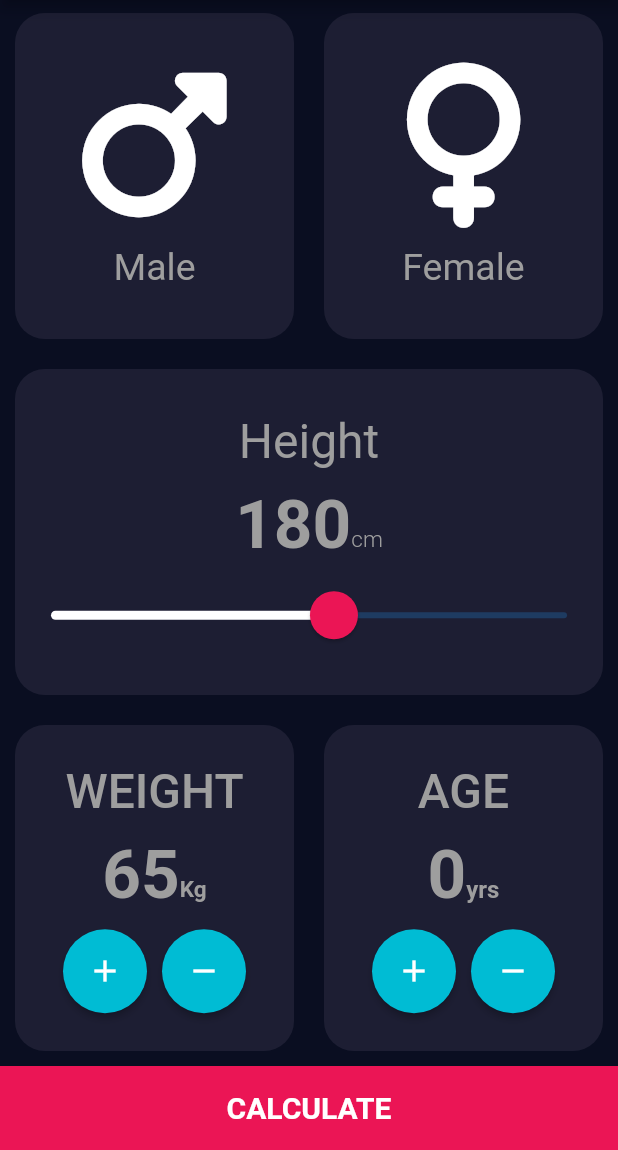
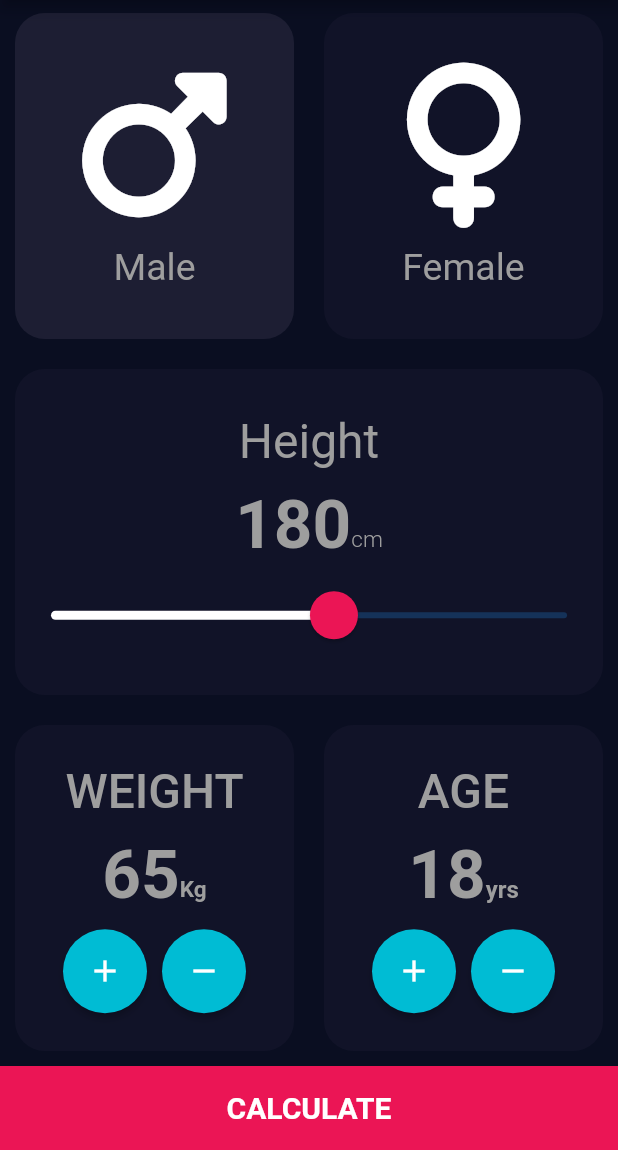
Before and after one commit to abdorizak/Learning_Flutter, a Flutter app: the screen it shows after launch, on a phone screen of 412 x 824 dp, the part 86-1236 px from its top. Run offline on Flutter 3.47's test engine with Material 2 defaults, Android fonts, the phone set to English and light mode, and no system bars; our stand-ins replace font_awesome_flutter.

Commit message:
BMI Calculator

```diff
--- a/bmi_calculator/lib/Screens/homeScreen.dart
+++ b/bmi_calculator/lib/Screens/homeScreen.dart
@@ -1,17 +1,37 @@
 // ignore_for_file: prefer_const_constructors, unnecessary_import, use_key_in_widget_constructors, prefer_const_literals_to_create_immutables, duplicate_ignore, file_names
+import 'package:bmi_calculator/Screens/resultScreen.dart';
+import 'package:bmi_calculator/widgets/customButton.dart';
 import 'package:flutter/material.dart';
 import 'package:font_awesome_flutter/font_awesome_flutter.dart';
 import 'package:bmi_calculator/widgets/widgets.dart';
+import 'dart:math';
 
 class HomeScreen extends StatefulWidget {
   @override
   State<HomeScreen> createState() => _HomeScreenState();
 }
 
+enum Gender { male, female }
+
 class _HomeScreenState extends State<HomeScreen> {
   double height = 180;
   double weight = 65;
-  int age = 0;
+  int age = 18;
+  Gender selectedGender = Gender.male;
+
+  void _generateResult() {
+    double result = weight / pow(height / 100, 2);
+    print(result.round());
+    Navigator.push(
+      context,
+      MaterialPageRoute(
+        builder: (_) => ResultScreen(
+          result: result,
+        ),
+      ),
+    );
+  }
+
   @override
   Widget build(BuildContext context) {
     return Scaffold(
@@ -28,6 +48,9 @@ class _HomeScreenState extends State<HomeScreen> {
               children: [
                 Expanded(
                   child: ReusubleCard(
+                    selected: selectedGender == Gender.male ? true : false,
+                    onPressed: () =>
+                        {setState(() => selectedGender = Gender.male)},
                     child: IconContent(
                       txt: "Male",
                       fontSize: 25,
@@ -38,6 +61,9 @@ class _HomeScreenState extends State<HomeScreen> {
                 ),
                 Expanded(
                   child: ReusubleCard(
+                    selected: selectedGender == Gender.female ? true : false,
+                    onPressed: () =>
+                        {setState(() => selectedGender = Gender.female)},
                     child: IconContent(
                       txt: "Female",
                       fontSize: 25,
@@ -234,22 +260,9 @@ class _HomeScreenState extends State<HomeScreen> {
               ],
             ),
           ),
-          RawMaterialButton(
-            onPressed: () {},
-            fillColor: kBottomContainerColor,
-            constraints: BoxConstraints.tightFor(
-              width: double.infinity,
-              height: 56,
-            ),
-            child: Text(
-              "CALCULATE",
-              style: TextStyle(
-                fontSize: 20,
-                fontWeight: FontWeight.bold,
-                color: Colors.white,
-              ),
-            ),
-          ),
+          CustomButton(
+            onPressed: _generateResult,
+          )
         ],
       ),
     );
--- a/bmi_calculator/lib/widgets/card.dart
+++ b/bmi_calculator/lib/widgets/card.dart
@@ -4,16 +4,22 @@ import '../Utils/constant.dart';
 
 class ReusubleCard extends StatelessWidget {
   final Widget? child;
-  ReusubleCard({this.child});
+  final bool selected;
+  final Function()? onPressed;
+
+  ReusubleCard({this.child, this.selected = false, this.onPressed });
   @override
   Widget build(BuildContext context) {
-    return Container(
-      margin: EdgeInsets.all(10),
-      decoration: BoxDecoration(
-        color: KActiveCardColour,
-        borderRadius: BorderRadius.circular(20),
+    return GestureDetector(
+      onTap: onPressed,
+      child: Container(
+        margin: EdgeInsets.all(10),
+        decoration: BoxDecoration(
+          color: selected == true ? KActiveCardColour : kInactiveCardColor,
+          borderRadius: BorderRadius.circular(20),
+        ),
+        child: child,
       ),
-      child: child,
     );
   }
 }
--- /dev/null
+++ b/bmi_calculator/lib/widgets/customButton.dart
@@ -0,0 +1,28 @@
+import 'package:flutter/material.dart';
+
+import '../Utils/constant.dart';
+
+class CustomButton extends StatelessWidget {
+  final Function() onPressed;
+  const CustomButton({Key? key, required this.onPressed}) : super(key: key);
+
+  @override
+  Widget build(BuildContext context) {
+    return RawMaterialButton(
+      onPressed: onPressed,
+      fillColor: kBottomContainerColor,
+      constraints: const BoxConstraints.tightFor(
+        width: double.infinity,
+        height: 56,
+      ),
+      child: const Text(
+        "CALCULATE",
+        style: TextStyle(
+          fontSize: 20,
+          fontWeight: FontWeight.bold,
+          color: Colors.white,
+        ),
+      ),
+    );
+  }
+}
```
Also changed, not shown: bmi_calculator/lib/Screens/resultScreen.dart (added, +18 -0 lines).
